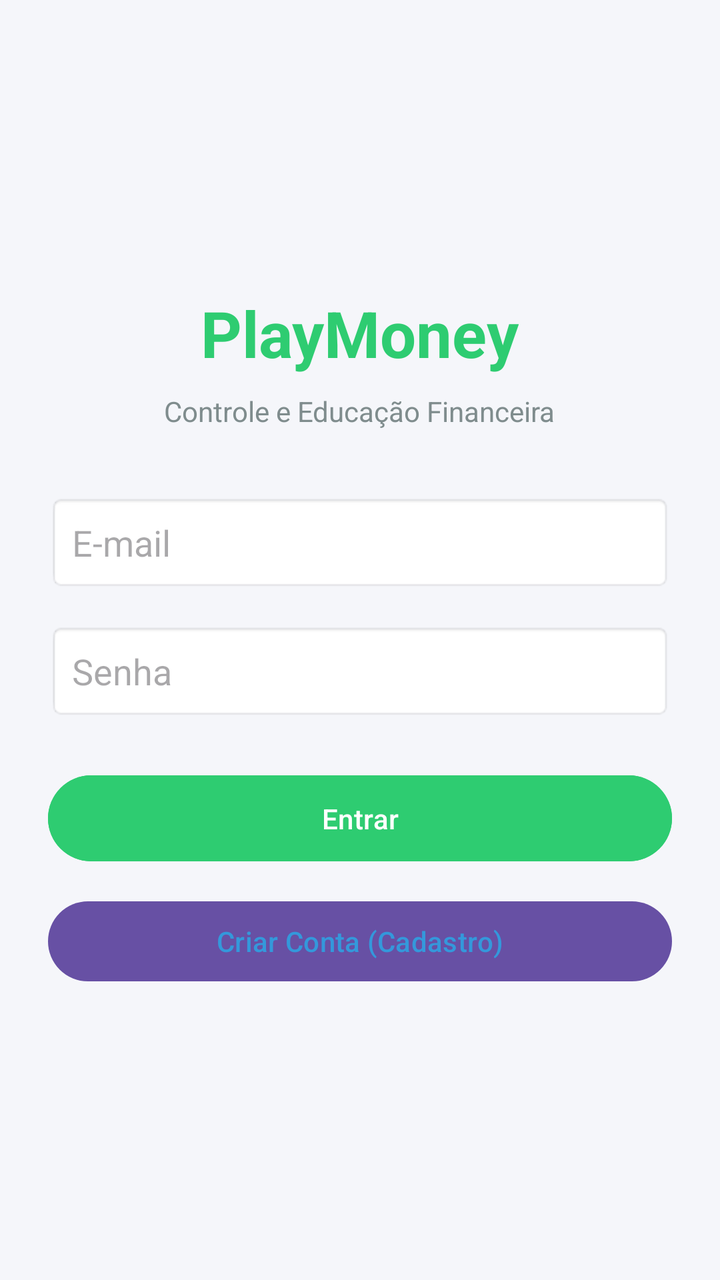
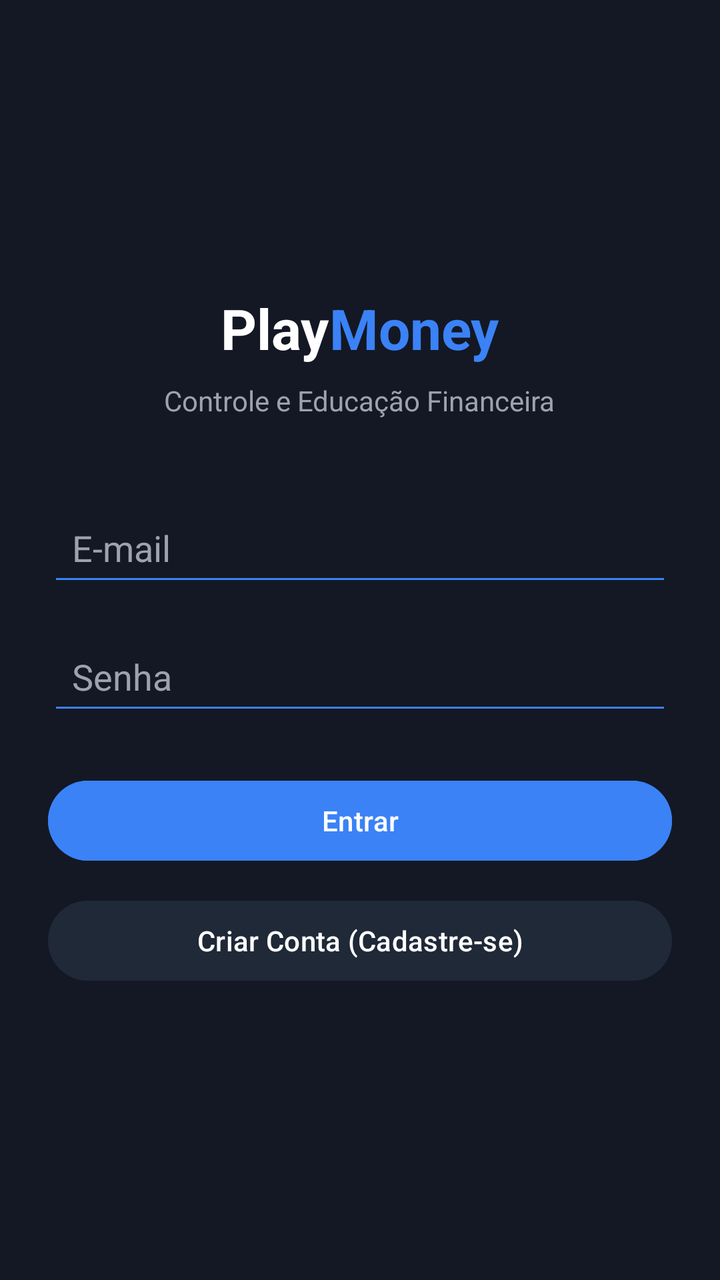

Screens rendered from an Android XML layout before and after an edit, with the pre-edit source and the edit as a unified diff.
<!-- AndroidManifest.xml: application theme Theme.PlayMoneyApp -->
<!-- res/layout/activity_login.xml -->
<?xml version="1.0" encoding="utf-8"?>
<LinearLayout xmlns:android="http://schemas.android.com/apk/res/android"
    android:layout_width="match_parent"
    android:layout_height="match_parent"
    android:orientation="vertical"
    android:padding="24dp"
    android:gravity="center"
    android:background="#F5F6FA">

    <TextView
        android:layout_width="wrap_content"
        android:layout_height="wrap_content"
        android:text="PlayMoney"
        android:textSize="32sp"
        android:textStyle="bold"
        android:textColor="#2ECC71"
        android:layout_marginBottom="8dp"/>

    <TextView
        android:layout_width="wrap_content"
        android:layout_height="wrap_content"
        android:text="Controle e Educação Financeira"
        android:textSize="14sp"
        android:textColor="#7F8C8D"
        android:layout_marginBottom="32dp"/>

    <EditText
        android:id="@+id/etEmail"
        android:layout_width="match_parent"
        android:layout_height="wrap_content"
        android:hint="E-mail"
        android:inputType="textEmailAddress"
        android:padding="12dp"
        android:background="@android:drawable/editbox_background_normal"
        android:layout_marginBottom="16dp"/>

    <EditText
        android:id="@+id/etPassword"
        android:layout_width="match_parent"
        android:layout_height="wrap_content"
        android:hint="Senha"
        android:inputType="textPassword"
        android:padding="12dp"
        android:background="@android:drawable/editbox_background_normal"
        android:layout_marginBottom="24dp"/>

    <Button
        android:id="@+id/btnLogin"
        android:layout_width="match_parent"
        android:layout_height="wrap_content"
        android:text="Entrar"
        android:backgroundTint="#2ECC71"
        android:textColor="#FFFFFF"
        android:padding="12dp"
        android:layout_marginBottom="12dp"/>

    <Button
        android:id="@+id/btnGoToRegister"
        android:layout_width="match_parent"
        android:layout_height="wrap_content"
        android:text="Criar Conta (Cadastro)"
        android:textColor="#3498DB" />

</LinearLayout>
<!-- resources referenced by this layout -->
<resources>
  <style name="Theme.PlayMoneyApp" parent="Base.Theme.PlayMoneyApp" />
  <style name="Base.Theme.PlayMoneyApp" parent="Theme.Material3.DayNight.NoActionBar">
          
          
      </style>
</resources>

<!-- the commit's change to res/layout/activity_login.xml (unified diff, before → after) -->
@@ -2,63 +2,86 @@
 <LinearLayout xmlns:android="http://schemas.android.com/apk/res/android"
     android:layout_width="match_parent"
     android:layout_height="match_parent"
+    android:background="#131824"
     android:orientation="vertical"
-    android:padding="24dp"
     android:gravity="center"
-    android:background="#F5F6FA">
+    android:padding="24dp">
 
-    <TextView
+    
+    <LinearLayout
         android:layout_width="wrap_content"
         android:layout_height="wrap_content"
-        android:text="PlayMoney"
-        android:textSize="32sp"
-        android:textStyle="bold"
-        android:textColor="#2ECC71"
-        android:layout_marginBottom="8dp"/>
+        android:orientation="horizontal"
+        android:layout_marginBottom="8dp">
+
+        <TextView
+            android:layout_width="wrap_content"
+            android:layout_height="wrap_content"
+            android:text="Play"
+            android:textColor="#FFFFFF"
+            android:textSize="28sp"
+            android:textStyle="bold"/>
+
+        <TextView
+            android:layout_width="wrap_content"
+            android:layout_height="wrap_content"
+            android:text="Money"
+            android:textColor="#3B82F6"
+            android:textSize="28sp"
+            android:textStyle="bold"/>
+    </LinearLayout>
 
     <TextView
         android:layout_width="wrap_content"
         android:layout_height="wrap_content"
         android:text="Controle e Educação Financeira"
+        android:textColor="#9CA3AF"
         android:textSize="14sp"
-        android:textColor="#7F8C8D"
-        android:layout_marginBottom="32dp"/>
+        android:layout_marginBottom="40dp"/>
 
+    
     <EditText
         android:id="@+id/etEmail"
         android:layout_width="match_parent"
         android:layout_height="wrap_content"
         android:hint="E-mail"
+        android:textColor="#FFFFFF"
+        android:textColorHint="#9CA3AF"
+        android:backgroundTint="#3B82F6"
         android:inputType="textEmailAddress"
-        android:padding="12dp"
-        android:background="@android:drawable/editbox_background_normal"
-        android:layout_marginBottom="16dp"/>
+        android:layout_marginBottom="16dp"
+        android:padding="12dp"/>
 
+    
     <EditText
         android:id="@+id/etPassword"
         android:layout_width="match_parent"
         android:layout_height="wrap_content"
         android:hint="Senha"
+        android:textColor="#FFFFFF"
+        android:textColorHint="#9CA3AF"
+        android:backgroundTint="#3B82F6"
         android:inputType="textPassword"
-        android:padding="12dp"
-        android:background="@android:drawable/editbox_background_normal"
-        android:layout_marginBottom="24dp"/>
+        android:layout_marginBottom="24dp"
+        android:padding="12dp"/>
 
+    
     <Button
         android:id="@+id/btnLogin"
         android:layout_width="match_parent"
         android:layout_height="wrap_content"
         android:text="Entrar"
-        android:backgroundTint="#2ECC71"
+        android:backgroundTint="#3B82F6"
         android:textColor="#FFFFFF"
-        android:padding="12dp"
         android:layout_marginBottom="12dp"/>
 
+    
     <Button
         android:id="@+id/btnGoToRegister"
         android:layout_width="match_parent"
         android:layout_height="wrap_content"
-        android:text="Criar Conta (Cadastro)"
-        android:textColor="#3498DB" />
+        android:text="Criar Conta (Cadastre-se)"
+        android:backgroundTint="#1F2937"
+        android:textColor="#FFFFFF"/>
 
 </LinearLayout>
